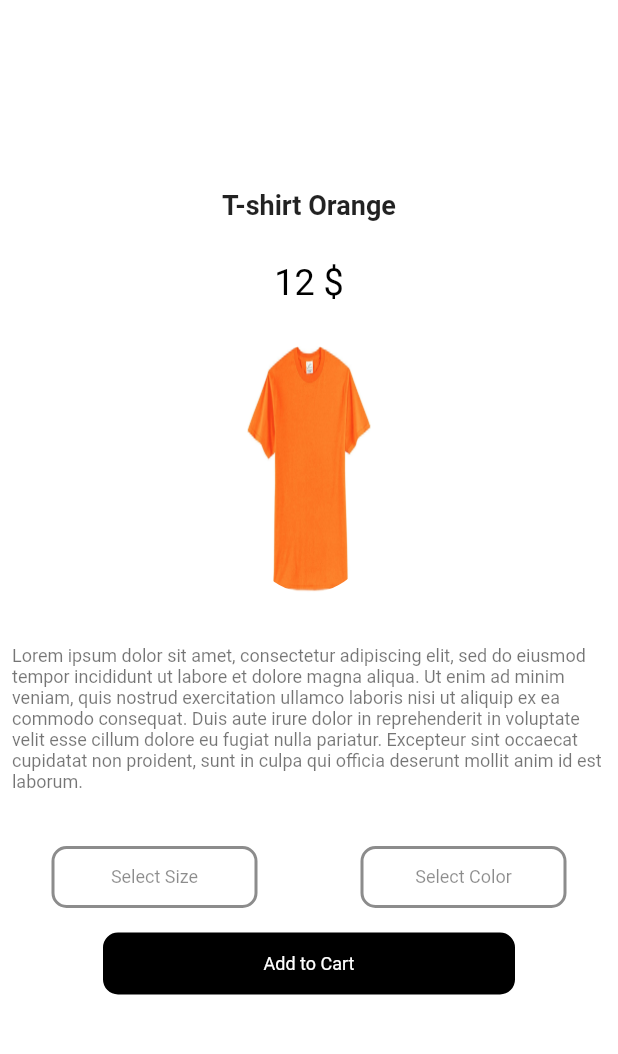
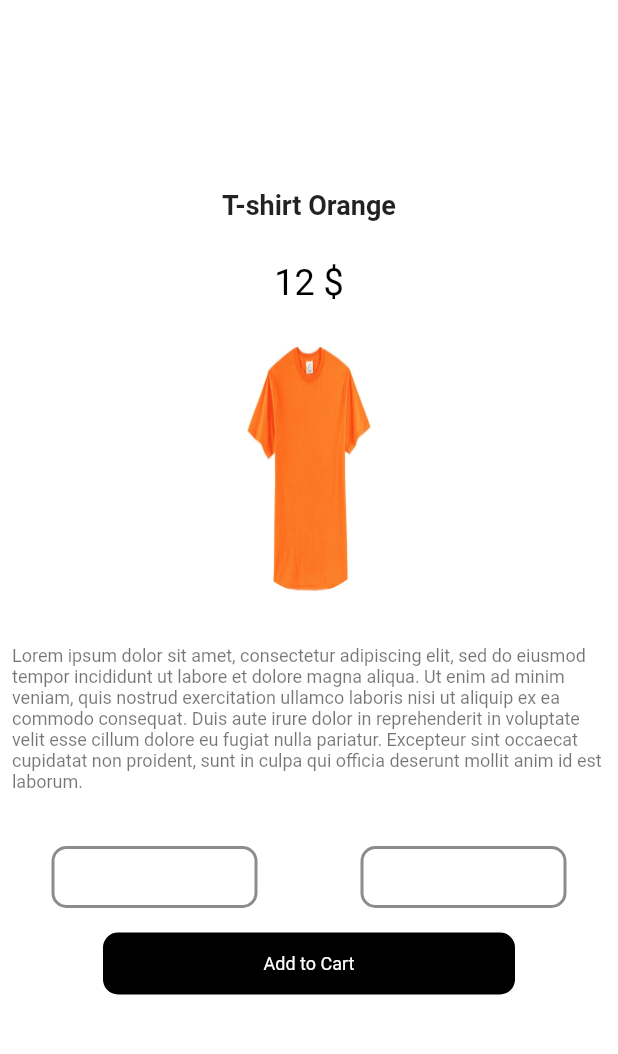
Before and after one commit to shimaayasser66/BulxTask, a Flutter app: the screen it shows after launch, after a tap on "Add to Cart", on a phone screen of 412 x 824 dp, the part 68-1122 px from its top. Run offline on Flutter 3.47's test engine with Material 2 defaults, Android fonts, the phone set to English and light mode, and no system bars.

```diff
--- a/lib/screens/details.dart
+++ b/lib/screens/details.dart
@@ -28,6 +28,10 @@ class _DetailsState extends State<Details> {
   void initState() {
     super.initState();
     _product = widget.product;
+
+    selectedSize = "";
+
+    selectedColor = "";
 
     print(widget.product.price);
 
```
